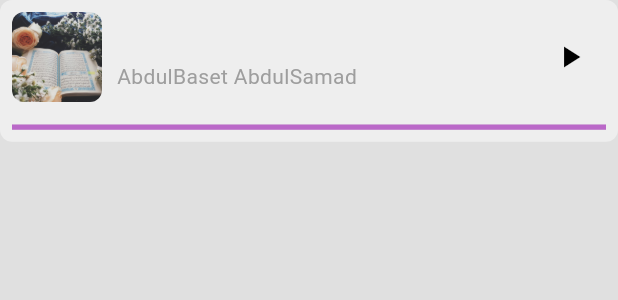
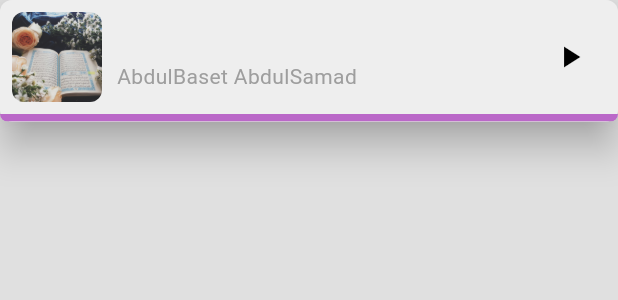
Before and after one commit to aksoyalpi/Quranify-App, a Flutter app: the LittleAudioPlayer widget shown alone on an empty page, opened directly, on a phone screen of 412 x 824 dp. Shown: the top 300 px of the screen. Run offline on Flutter 3.47's test engine with Material 3 defaults, Android fonts, the phone set to English and light mode, and no system bars; our stand-ins replace audio_service, audio_video_progress_bar, audioplayers, font_awesome_flutter, get_it, just_audio and 1 more; missing offline and left inert: dart:ffi; network calls fail; statements that could not run were skipped.

Commit message:
changed UI of little audio player; elevation + linerprogressindicator on the bottom

```diff
--- a/lib/components/modal_sheet_player.dart
+++ b/lib/components/modal_sheet_player.dart
@@ -27,17 +27,20 @@ class _MyWidgetState extends State<LittleAudioPlayer> {
               builder: (context) => const SurahPage(),
             ));
       },
+      child: Material(
+        elevation: 10,
+        borderRadius: BorderRadius.circular(8),
         child: Container(
           width: double.infinity,
           decoration: BoxDecoration(
               borderRadius: BorderRadius.circular(8),
               color: Theme.of(context).colorScheme.secondary),
-        child: Padding(
-          padding: const EdgeInsets.all(8.0),
           child: Column(
             mainAxisSize: MainAxisSize.min,
             children: [
-              Row(
+              Padding(
+                padding: const EdgeInsets.all(8.0),
+                child: Row(
                   mainAxisAlignment: MainAxisAlignment.spaceBetween,
                   children: [
                     Row(
@@ -74,10 +77,12 @@ class _MyWidgetState extends State<LittleAudioPlayer> {
                             // Recitator
                             ValueListenableBuilder(
                               valueListenable: pageManager.currentRecitator,
-                            builder: (_, recitator, __) => Text(recitator.name,
+                              builder: (_, recitator, __) => Text(
+                                  recitator.name,
                                   style: TextStyle(
-                                    color:
-                                        Theme.of(context).colorScheme.primary)),
+                                      color: Theme.of(context)
+                                          .colorScheme
+                                          .primary)),
                             ),
                           ],
                         ),
@@ -105,18 +110,20 @@ class _MyWidgetState extends State<LittleAudioPlayer> {
                         }),
                   ],
                 ),
-
-              const SizedBox(height: 15),
+              ),
 
               // song duration progress
               ValueListenableBuilder(
                   valueListenable: pageManager.progressNotifier,
                   builder: (_, value, __) {
-                    return LinearProgressIndicator(
+                    return ClipRRect(
+                      borderRadius: const BorderRadius.vertical(
+                          bottom: Radius.circular(8)),
+                      child: LinearProgressIndicator(
                         value: value.current.inSeconds / value.total.inSeconds,
                         color: Theme.of(context).colorScheme.onPrimary,
                         backgroundColor: Theme.of(context).colorScheme.surface,
-                      minHeight: 3.5,
+                        minHeight: 5,
 
                         /*thumbColor: Theme.of(context).colorScheme.onPrimary,
                         progressBarColor: Theme.of(context).colorScheme.onPrimary,
@@ -124,6 +131,7 @@ class _MyWidgetState extends State<LittleAudioPlayer> {
                         buffered: value.buffered,
                         total: value.total,
                         onSeek: pageManager.seek,*/
+                      ),
                     );
                   }),
             ],
--- a/lib/main.dart
+++ b/lib/main.dart
@@ -121,8 +121,6 @@ class _MyHomePageState extends State<MyHomePage> {
             ValueListenableBuilder(
               valueListenable: pageManager.currentSongTitleNotifier,
               builder: (_, surah, __) {
-                final bool isLoading = surah == "";
-
                 if (surah == "") {
                   return const SizedBox(
                     width: 0,
```
Lines whose indentation alone changed are shown as unchanged.
